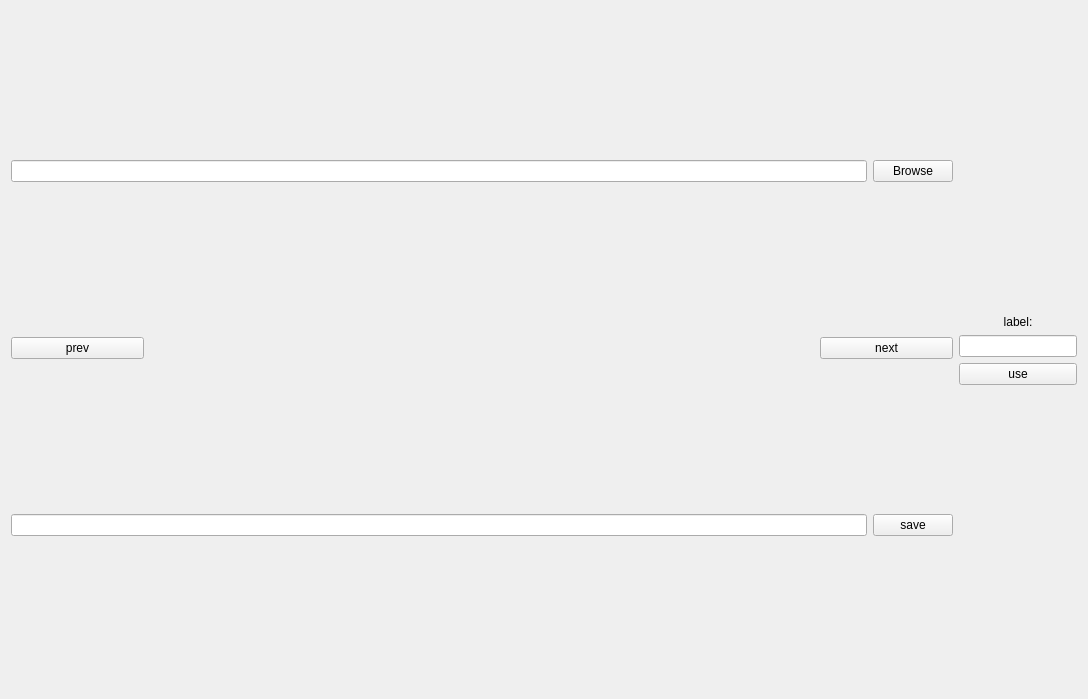
Qt form MyLabelImg/MyLabelImg.ui (ATGKurotora/SharpLabelImg) before a commit.
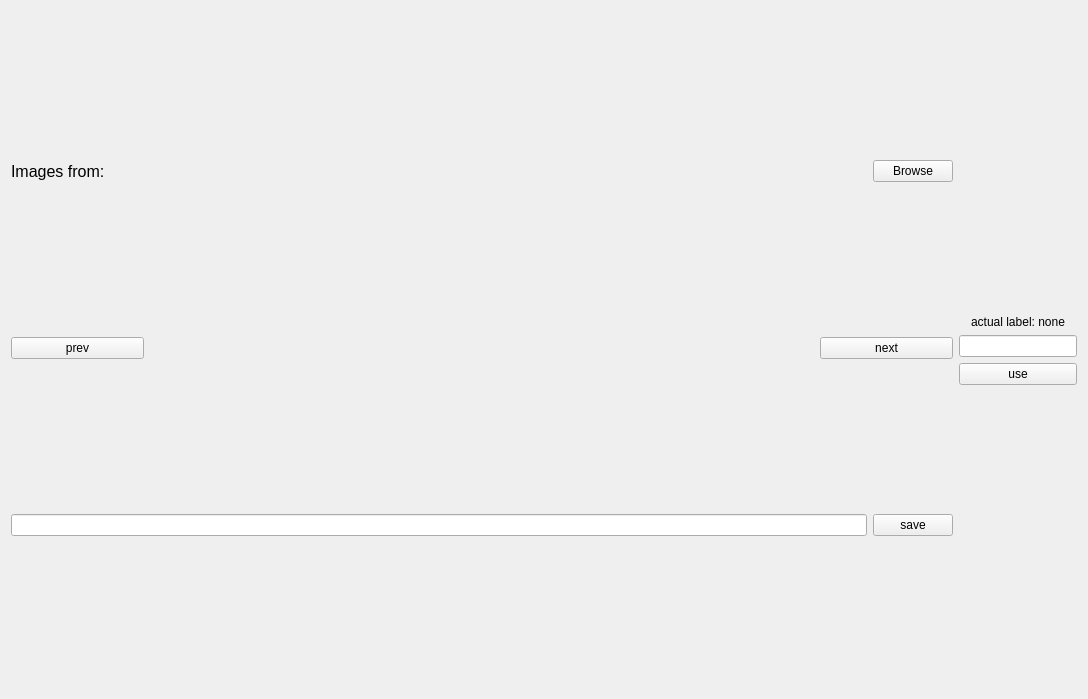
The same form after that commit. Custom widgets are drawn as their Qt base class.

Patch:
```diff
--- a/MyLabelImg/MyLabelImg.ui
+++ b/MyLabelImg/MyLabelImg.ui
@@ -16,11 +16,24 @@
   <widget class="QWidget" name="centralWidget">
    <layout class="QHBoxLayout" name="horizontalLayout_6" stretch="8,1">
     <item>
-     <layout class="QVBoxLayout" name="verticalLayout_3">
+     <layout class="QVBoxLayout" name="verticalLayout_3" stretch="1,10,1">
       <item>
-       <layout class="QHBoxLayout" name="horizontalLayout_5">
+       <layout class="QHBoxLayout" name="hLBrowse" stretch="1,0">
         <item>
-         <widget class="QLineEdit" name="browseLineEdit"/>
+         <widget class="QLabel" name="browseLabel">
+          <property name="font">
+           <font>
+            <family>Arial</family>
+            <pointsize>12</pointsize>
+           </font>
+          </property>
+          <property name="text">
+           <string>Images from:</string>
+          </property>
+          <property name="margin">
+           <number>10</number>
+          </property>
+         </widget>
         </item>
         <item>
          <widget class="QPushButton" name="browseButton">
@@ -99,7 +112,7 @@
       <item>
        <widget class="QLabel" name="nameLabel">
         <property name="text">
-         <string>label:</string>
+         <string>actual label: none</string>
         </property>
         <property name="alignment">
          <set>Qt::AlignCenter</set>
```
Left out of the diff: 17 changed lines with no effect on the pictures.
